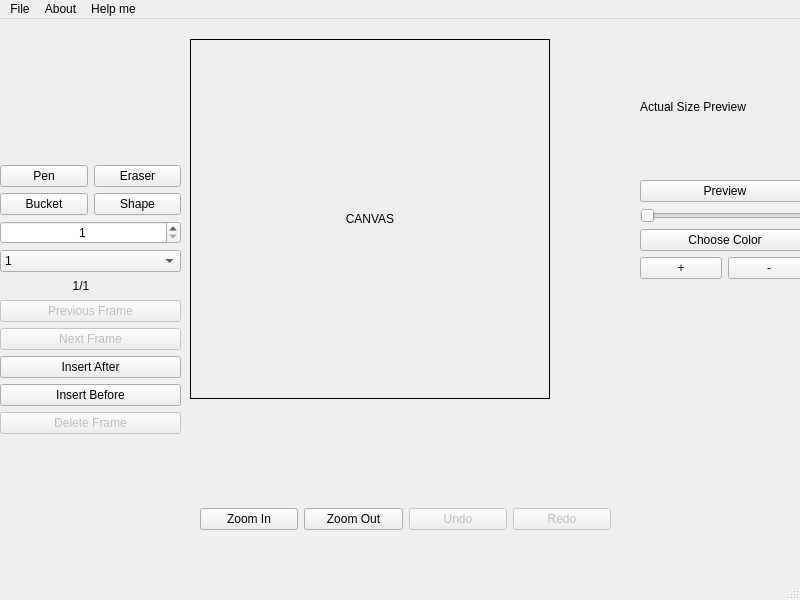
Above: SpriteEditor/view.ui from University-of-Utah-CS3505/a7-sprite-editor-s22-charming21 before the change. Below: the same form after it.
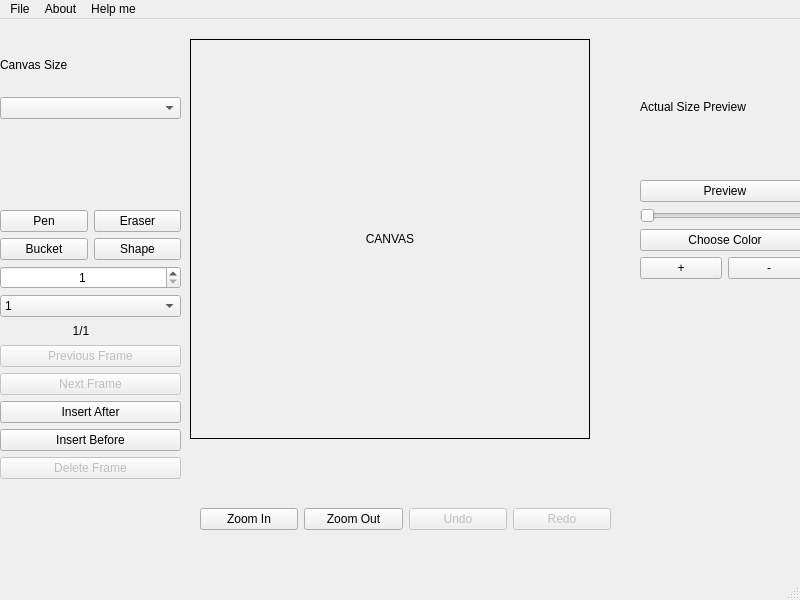
That is the form after the change. Custom widgets are drawn as their Qt base class.

Commit message: Commit 5.8: Added combobox to edit the size of the canvas. Changed height and width names to size.

Diff of the .ui file:
```diff
--- a/SpriteEditor/view.ui
+++ b/SpriteEditor/view.ui
@@ -19,8 +19,8 @@
      <rect>
       <x>190</x>
       <y>20</y>
-      <width>360</width>
-      <height>360</height>
+      <width>400</width>
+      <height>400</height>
      </rect>
     </property>
     <property name="frameShape">
@@ -117,9 +117,9 @@
     <property name="geometry">
      <rect>
       <x>0</x>
-      <y>20</y>
+      <y>110</y>
       <width>181</width>
-      <height>521</height>
+      <height>431</height>
      </rect>
     </property>
     <layout class="QVBoxLayout" name="toolBarAndFrame">
@@ -316,6 +316,28 @@
      </item>
     </layout>
    </widget>
+   <widget class="QWidget" name="verticalLayoutWidget">
+    <property name="geometry">
+     <rect>
+      <x>0</x>
+      <y>20</y>
+      <width>181</width>
+      <height>80</height>
+     </rect>
+    </property>
+    <layout class="QVBoxLayout" name="verticalLayout">
+     <item>
+      <widget class="QLabel" name="canvasSizeLabel">
+       <property name="text">
+        <string>Canvas Size </string>
+       </property>
+      </widget>
+     </item>
+     <item>
+      <widget class="QComboBox" name="canvasSizeComboBox"/>
+     </item>
+    </layout>
+   </widget>
   </widget>
   <widget class="QMenuBar" name="menubar">
    <property name="geometry">
```
Left out of the diff: 2 changed lines with no effect on the pictures. The commit also changes 5 other files.
